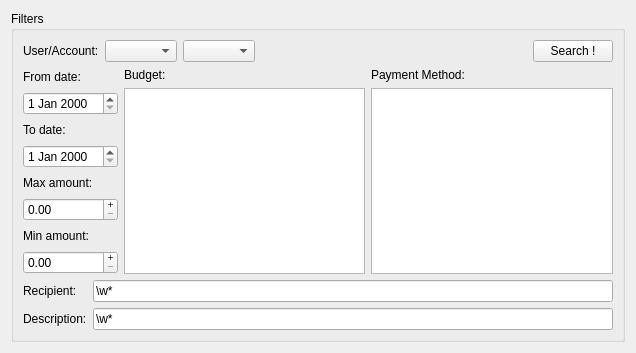
This is picsou/ui/widgets/searchfilterform.ui in koromodako/picsou as Qt 5 draws it before an edit. The edited form follows.
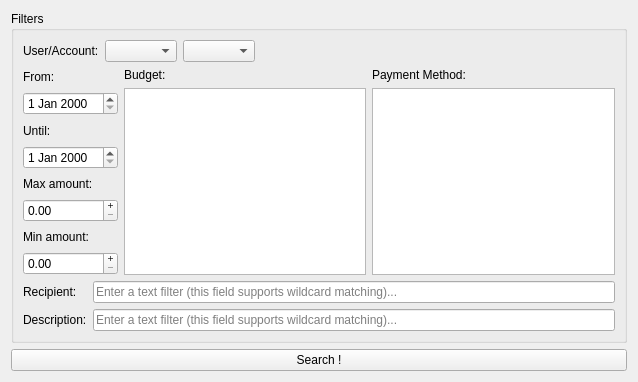
This is the edited form.

The edit to the form file:
```diff
--- a/picsou/ui/widgets/searchfilterform.ui
+++ b/picsou/ui/widgets/searchfilterform.ui
@@ -6,8 +6,8 @@
    <rect>
     <x>0</x>
     <y>0</y>
-    <width>636</width>
-    <height>353</height>
+    <width>638</width>
+    <height>382</height>
    </rect>
   </property>
   <property name="windowTitle">
@@ -54,13 +54,6 @@
           </property>
          </spacer>
         </item>
-        <item>
-         <widget class="QPushButton" name="search_btn">
-          <property name="text">
-           <string>Search !</string>
-          </property>
-         </widget>
-        </item>
        </layout>
       </item>
       <item>
@@ -70,7 +63,7 @@
           <item>
            <widget class="QLabel" name="from_lab">
             <property name="text">
-             <string>From date:</string>
+             <string>From:</string>
             </property>
            </widget>
           </item>
@@ -80,7 +73,7 @@
           <item>
            <widget class="QLabel" name="to_lab">
             <property name="text">
-             <string>To date:</string>
+             <string>Until:</string>
             </property>
            </widget>
           </item>
@@ -188,20 +181,20 @@
         <item row="0" column="1">
          <widget class="QLineEdit" name="recipient_le">
           <property name="text">
-           <string>\w*</string>
+           <string/>
           </property>
           <property name="placeholderText">
-           <string>Regular expression... (type &quot;\w*&quot; here if you don't know what it means)</string>
+           <string>Enter a text filter (this field supports wildcard matching)...</string>
           </property>
          </widget>
         </item>
         <item row="1" column="1">
          <widget class="QLineEdit" name="description_le">
           <property name="text">
-           <string>\w*</string>
+           <string/>
           </property>
           <property name="placeholderText">
-           <string>Regular expression... (type &quot;\w*&quot; here if you don't know what it means)</string>
+           <string>Enter a text filter (this field supports wildcard matching)...</string>
           </property>
          </widget>
         </item>
@@ -217,6 +210,13 @@
      </layout>
     </widget>
    </item>
+   <item>
+    <widget class="QPushButton" name="search">
+     <property name="text">
+      <string>Search !</string>
+     </property>
+    </widget>
+   </item>
   </layout>
  </widget>
  <resources/>
```
Left out of the diff: 36 changed lines with no effect on the pictures.
